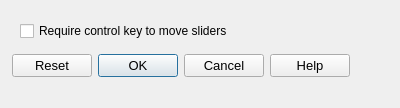
This is src/option_dialogs/user_interface_options_dialog.ui in rockowitz/ddcui as Qt 5 draws it before an edit. The edited form follows.
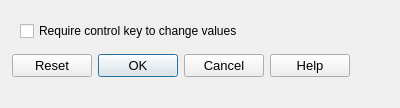
This is the edited form.

Commit message:
change option text to "Requre control key to change values"
was "Require control key to move slider"

Diff of the .ui file:
```diff
--- a/src/option_dialogs/user_interface_options_dialog.ui
+++ b/src/option_dialogs/user_interface_options_dialog.ui
@@ -53,7 +53,7 @@
     </rect>
    </property>
    <property name="text">
-    <string>Require control key to move sliders</string>
+    <string>Require control key to change values</string>
    </property>
   </widget>
  </widget>
```
The commit also changes 1 other file.
